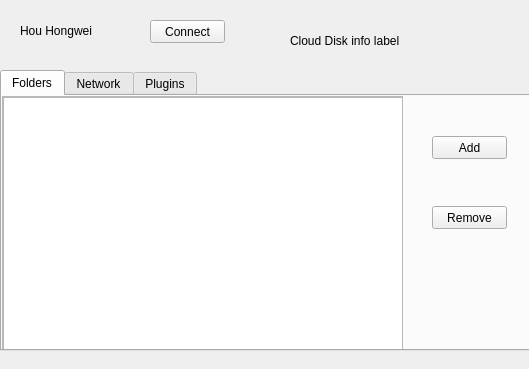
Qt form lib/ui/UniFileSyncPop.ui (neilhhw/BaiduYunPanPython) before a commit.
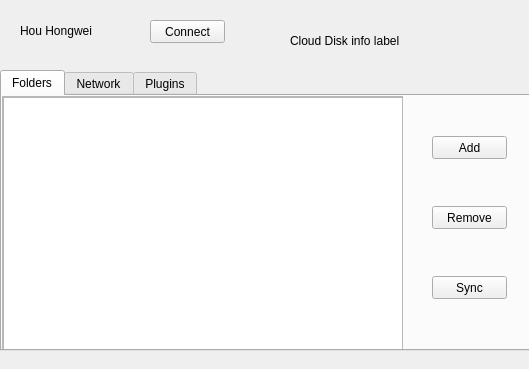
The same form after that commit. The open tabs and pages were chosen to show the change.

Commit message: Use signal/slot to update UI

```diff
--- a/lib/ui/UniFileSyncPop.ui
+++ b/lib/ui/UniFileSyncPop.ui
@@ -129,6 +129,19 @@
       <string>Remove</string>
      </property>
     </widget>
+    <widget class="QPushButton" name="syncFolderBtn">
+     <property name="geometry">
+      <rect>
+       <x>430</x>
+       <y>180</y>
+       <width>75</width>
+       <height>23</height>
+      </rect>
+     </property>
+     <property name="text">
+      <string>Sync</string>
+     </property>
+    </widget>
    </widget>
    <widget class="QWidget" name="NetTab">
     <attribute name="title">
```
Left out of the diff: 2 changed lines with no effect on the pictures. The commit also changes 3 other files.
